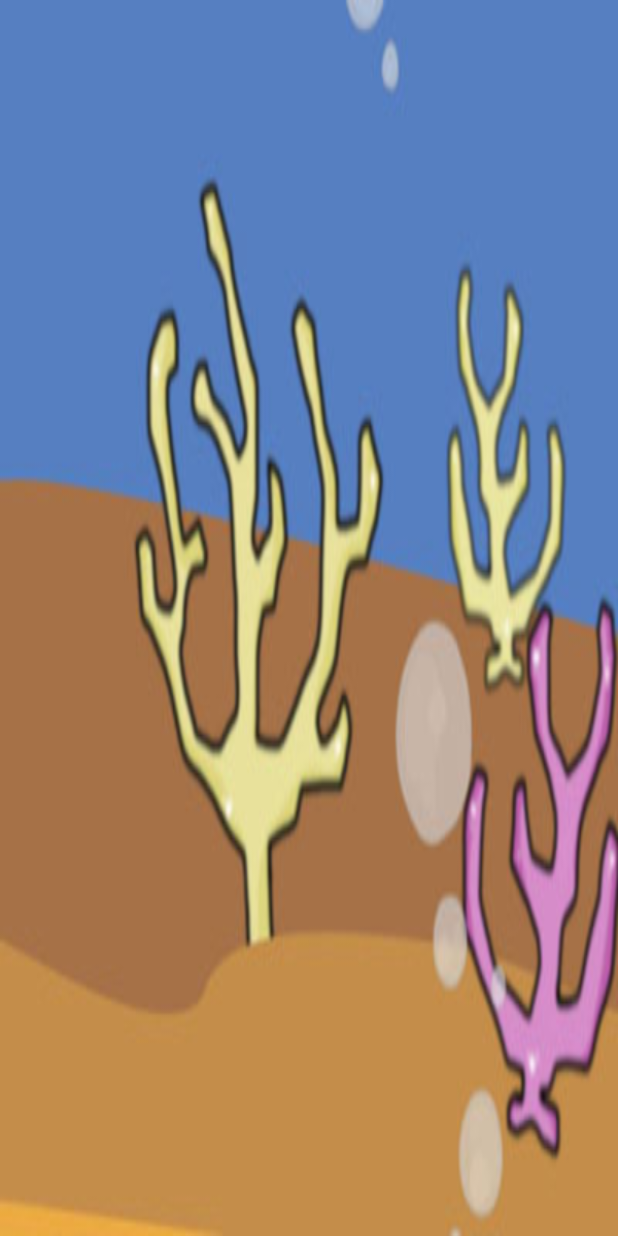
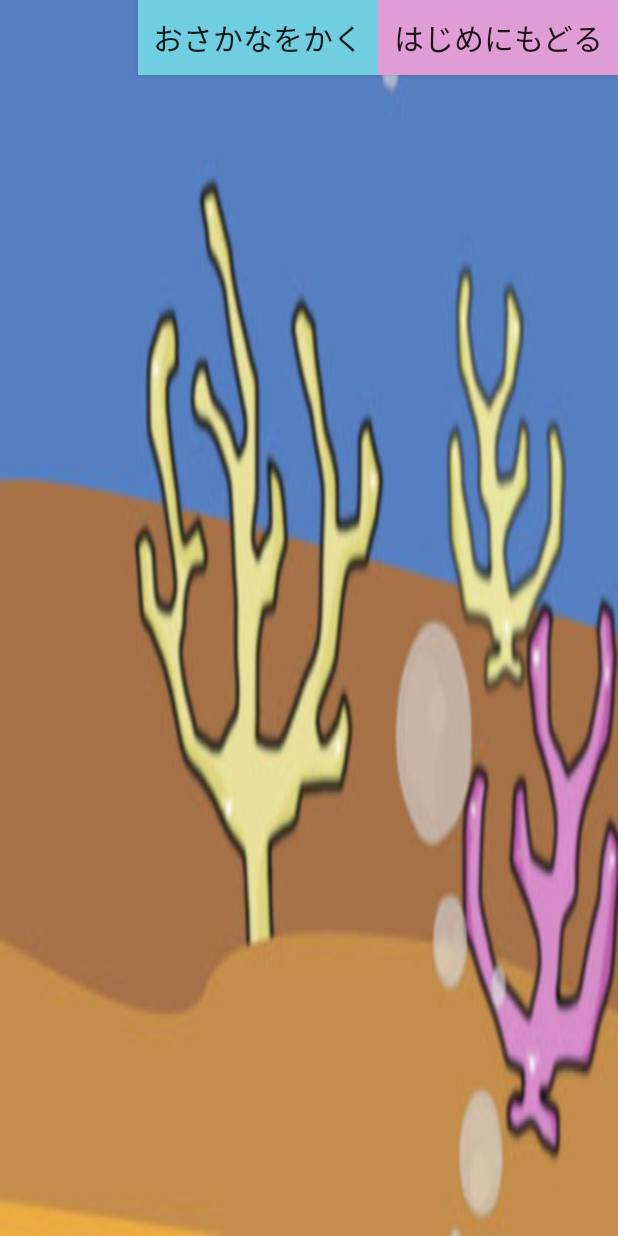
Before and after one commit to tsutsuis/Aquarium, an Android app: the layout activity_swimfish.xml on its own in the app's theme, with its tools: preview values and no code run, on a phone screen of 412 x 824 dp. Run offline under Robolectric (Android 15) with nearby library versions, the phone set to English and light mode, and no system bars.

Commit message:
水槽画面にボタンを追加

```diff
--- a/AquariumApplication/app/src/main/java/aw/aquariumapplication/MainActivity.java
+++ b/AquariumApplication/app/src/main/java/aw/aquariumapplication/MainActivity.java
@@ -37,15 +37,15 @@ public class MainActivity extends AppCompatActivity {
     // お絵かき画面：OKボタン押下
     public void okButtonClick(View view) {
 
-        // 水槽画面を表示
-//        this.swimFishView = new SwimFishView(this);
-//        this.swimFishView.setBitMap(DrawFishView.bitmap);
-        //setContentView(this.swimFishView);
-
         setContentView(R.layout.activity_swimfish);
         this.swimFishView = (SwimFishView)findViewById(R.id.swimfishview);
-        //this.swimFishView.setBitMap(DrawFishView.bitmap);
-        this.swimFishView.setBitMap(bitmap);
+        this.swimFishView.setBitMap(DrawFishView.bitmap);
+    }
+
+    // 水槽画面：もどるボタン押下
+    public void backStartButtonClick(View view) {
+
+        setContentView(R.layout.activity_start);
     }
 
     View.OnClickListener setRedPen = new View.OnClickListener() {
--- a/AquariumApplication/app/src/main/res/layout/activity_swimfish.xml
+++ b/AquariumApplication/app/src/main/res/layout/activity_swimfish.xml
@@ -10,4 +10,32 @@
         android:layout_height="fill_parent"
         class="aw.aquariumapplication.SwimFishView"
         android:id="@+id/swimfishview" />
+
+    <Button
+        android:layout_width="wrap_content"
+        android:layout_height="wrap_content"
+        android:text="@string/start_button"
+        android:id="@+id/draw_fish_button"
+        android:background="#70cee0"
+        android:textSize="20dp"
+        android:nestedScrollingEnabled="false"
+        android:onClick="startButtonClick"
+        android:padding="10dp"
+        android:layout_alignParentTop="true"
+        android:layout_toLeftOf="@+id/back_start_button"
+        android:layout_toStartOf="@+id/back_start_button" />
+
+    <Button
+        android:layout_width="wrap_content"
+        android:layout_height="wrap_content"
+        android:text="@string/back_start_button"
+        android:id="@+id/back_start_button"
+        android:background="#e09dd5"
+        android:textSize="20dp"
+        android:nestedScrollingEnabled="false"
+        android:onClick="backStartButtonClick"
+        android:padding="10dp"
+        android:layout_alignParentTop="true"
+        android:layout_alignParentRight="true"
+        android:layout_alignParentEnd="true" />
 </RelativeLayout>
--- a/AquariumApplication/app/src/main/res/values/strings.xml
+++ b/AquariumApplication/app/src/main/res/values/strings.xml
@@ -1,5 +1,6 @@
 <resources>
     <string name="app_name">Aquarium</string>
     <string name="start_button">おさかなをかく</string>
+    <string name="back_start_button">はじめにもどる</string>
     <string name="action_settings">Settings</string>
 </resources>
```
